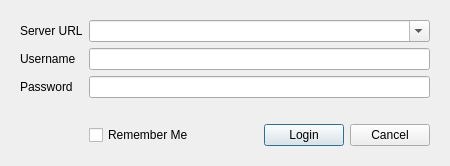
Before: the Qt Designer form qfieldsync/ui/cloud_login_dialog.ui in opengisch/qfieldsync, drawn with Qt 5.
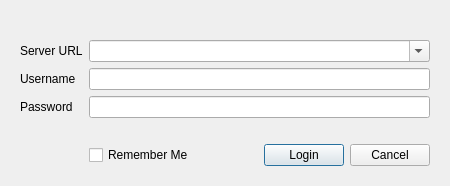
After: the same form once the commit is applied. Custom widgets are drawn as their Qt base class.

Commit message: Harmonize login dialog with that of QField by adding logo

Patch:
```diff
--- a/qfieldsync/ui/cloud_login_dialog.ui
+++ b/qfieldsync/ui/cloud_login_dialog.ui
@@ -14,6 +14,19 @@
    <string>QFieldCloud Login Dialog</string>
   </property>
   <layout class="QVBoxLayout" name="verticalLayout">
+   <item>
+    <widget class="QLabel" name="qfieldCloudIcon">
+     <property name="sizePolicy">
+      <sizepolicy hsizetype="Expanding" vsizetype="Fixed">
+       <horstretch>1</horstretch>
+       <verstretch>0</verstretch>
+      </sizepolicy>
+     </property>
+     <property name="scaledContents">
+      <bool>false</bool>
+     </property>
+    </widget>
+   </item>
    <item>
     <widget class="QWidget" name="loginFormGroup" native="true">
      <layout class="QFormLayout" name="formLayout_3">
```
The commit also changes 2 other files.
